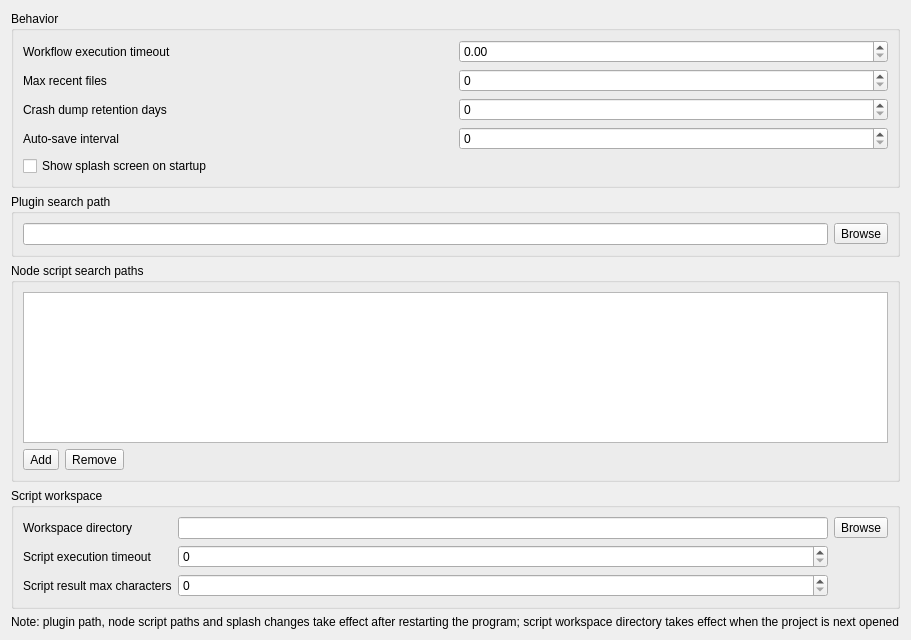
The window that src/APP/SettingPages/DASettingPageAdvanced.ui (czyt1988/data-workbench) describes before a commit, drawn with Qt 5.
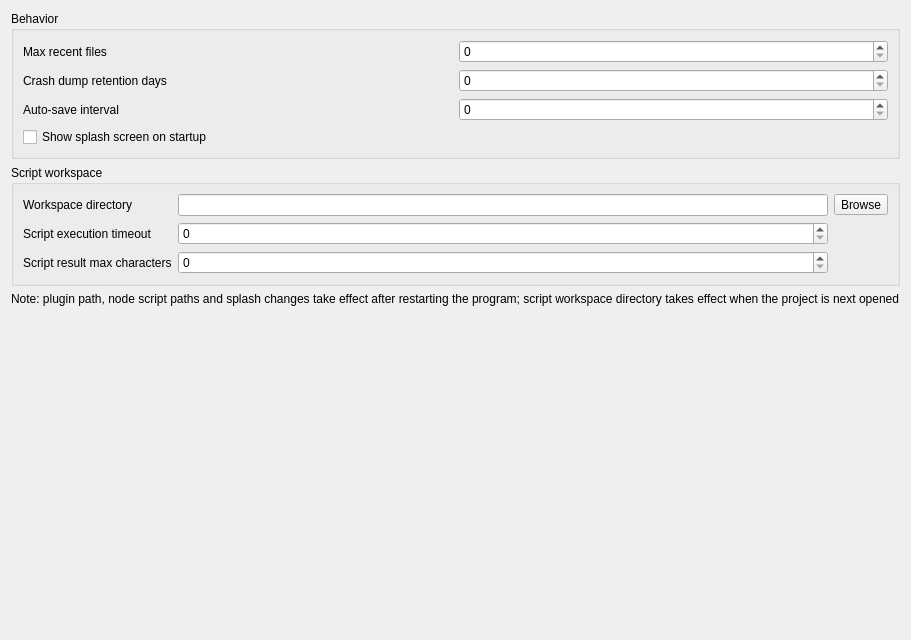
The same window after the commit.

Diff of the .ui file:
```diff
--- a/src/APP/SettingPages/DASettingPageAdvanced.ui
+++ b/src/APP/SettingPages/DASettingPageAdvanced.ui
@@ -21,46 +21,36 @@
      </property>
      <layout class="QGridLayout" name="gridLayoutBehavior">
       <item row="0" column="0">
-       <widget class="QLabel" name="labelWorkflowTimeout">
-        <property name="text">
-         <string>Workflow execution timeout</string>
-        </property>
-       </widget>
-      </item>
-      <item row="0" column="1">
-       <widget class="QDoubleSpinBox" name="doubleSpinBoxWorkflowTimeout"/>
-      </item>
-      <item row="1" column="0">
        <widget class="QLabel" name="labelRecentFilesMax">
         <property name="text">
          <string>Max recent files</string>
         </property>
        </widget>
       </item>
-      <item row="1" column="1">
+      <item row="0" column="1">
        <widget class="QSpinBox" name="spinBoxRecentFilesMax"/>
       </item>
-      <item row="2" column="0">
+      <item row="1" column="0">
        <widget class="QLabel" name="labelDumpRetentionDays">
         <property name="text">
          <string>Crash dump retention days</string>
         </property>
        </widget>
       </item>
-      <item row="2" column="1">
+      <item row="1" column="1">
        <widget class="QSpinBox" name="spinBoxDumpRetentionDays"/>
       </item>
-      <item row="3" column="0">
+      <item row="2" column="0">
        <widget class="QLabel" name="labelAutosaveInterval">
         <property name="text">
          <string>Auto-save interval</string>
         </property>
        </widget>
       </item>
-      <item row="3" column="1">
+      <item row="2" column="1">
        <widget class="QSpinBox" name="spinBoxAutosaveInterval"/>
       </item>
-      <item row="4" column="0" colspan="2">
+      <item row="3" column="0" colspan="2">
        <widget class="QCheckBox" name="checkBoxShowSplash">
         <property name="text">
          <string>Show splash screen on startup</string>
@@ -70,68 +60,6 @@
      </layout>
     </widget>
    </item>
-   <item>
-    <widget class="QGroupBox" name="groupBoxPluginPath">
-     <property name="title">
-      <string>Plugin search path</string>
-     </property>
-     <layout class="QHBoxLayout" name="horizontalLayoutPluginPath">
-      <item>
-       <widget class="QLineEdit" name="lineEditPluginPath"/>
-      </item>
-      <item>
-       <widget class="QToolButton" name="toolButtonPluginBrowse">
-        <property name="text">
-         <string>Browse</string>
-        </property>
-       </widget>
-      </item>
-     </layout>
-    </widget>
-   </item>
-   <item>
-    <widget class="QGroupBox" name="groupBoxNodePaths">
-     <property name="title">
-      <string>Node script search paths</string>
-     </property>
-     <layout class="QVBoxLayout" name="verticalLayoutNodePaths">
-      <item>
-       <widget class="QListWidget" name="listWidgetNodePaths"/>
-      </item>
-      <item>
-       <layout class="QHBoxLayout" name="horizontalLayoutNodePaths">
-        <item>
-         <widget class="QToolButton" name="toolButtonAddNodePath">
-          <property name="text">
-           <string>Add</string>
-          </property>
-         </widget>
-        </item>
-        <item>
-         <widget class="QToolButton" name="toolButtonRemoveNodePath">
-          <property name="text">
-           <string>Remove</string>
-          </property>
-         </widget>
-        </item>
-        <item>
-         <spacer name="horizontalSpacerNodePaths">
-          <property name="orientation">
-           <enum>Qt::Horizontal</enum>
-          </property>
-          <property name="sizeHint" stdset="0">
-           <size>
-            <width>40</width>
-            <height>20</height>
-           </size>
-          </property>
-         </spacer>
-        </item>
-       </layout>
-      </item>
-     </layout>
-    </widget>
-   </item>
    <item>
     <widget class="QGroupBox" name="groupBoxScriptWorkspace">
      <property name="title">
```
